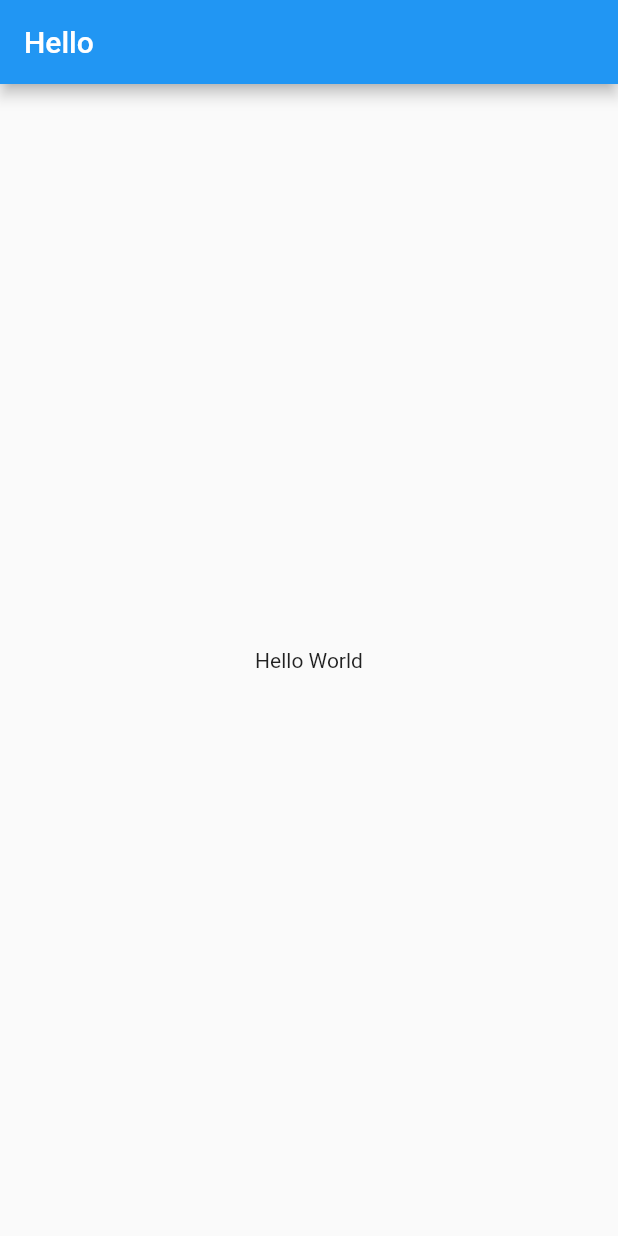
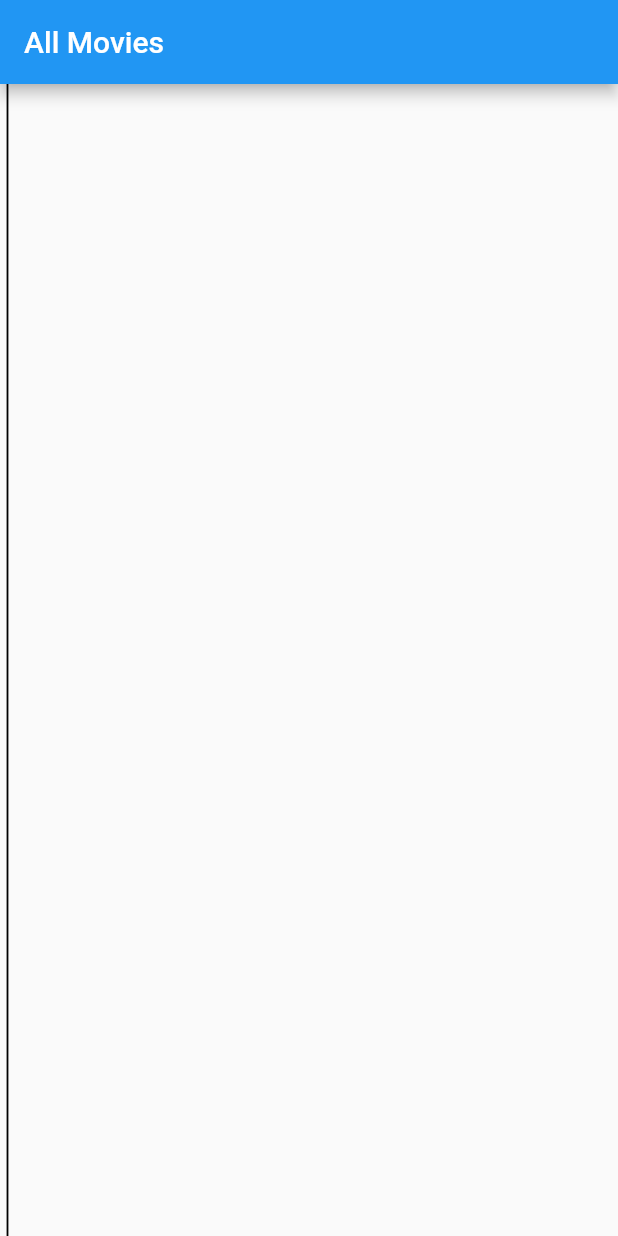
Before and after one commit to adsaurnab/helloworld, a Flutter app: the screen it shows after launch, on a phone screen of 412 x 824 dp. Run offline on Flutter 3.47's test engine with Material 2 defaults, Android fonts, the phone set to English and light mode, and no system bars.

Commit message:
allmovies

```diff
--- a/lib/main.dart
+++ b/lib/main.dart
@@ -1,4 +1,5 @@
 import 'package:flutter/material.dart';
+import 'package:helloworld/screens/allmovies.dart';
 
 void main() {
   runApp(const MyApp());
@@ -16,7 +17,9 @@ class MyApp extends StatelessWidget {
 
         primarySwatch: Colors.blue,
       ),
-      home:  MyHomePage(title: "hello",)
+      home:  AllMovies()
+
+      // MyHomePage(title: "hello",)
     );
   }
 }
--- /dev/null
+++ b/lib/model/ApiData.dart
@@ -0,0 +1,9 @@
+import 'package:flutter/material.dart';
+class ApiData{
+
+  Future<dynamic> getApiData()async{
+    return ["a","b"];
+
+  }
+
+}
--- /dev/null
+++ b/lib/screens/allmovies.dart
@@ -0,0 +1,76 @@
+import 'package:flutter/material.dart';
+import 'package:flutter/src/foundation/key.dart';
+import 'package:flutter/src/widgets/framework.dart';
+import 'package:helloworld/model/ApiData.dart';
+
+class AllMovies extends StatefulWidget {
+  const AllMovies({Key? key}) : super(key: key);
+
+  @override
+  State<AllMovies> createState() => _AllMoviesState();
+}
+
+class _AllMoviesState extends State<AllMovies> {
+  @override
+  Widget build(BuildContext context) {
+
+    return SafeArea(
+      child: Scaffold(
+        appBar: AppBar(
+          title: Text("All Movies"),
+        ),
+        body: Container(
+          child: Stack(
+            children: [
+
+                    VerticalDivider(
+                            color: Colors.black,
+                            width: 10,
+                            thickness: 1.2,
+                            // width: MediaQuery.of(context).size.height*.8,
+                            // height: MediaQuery.of(context).size.height*.8,
+                          ),
+
+                          // Container(
+                          //   child: FutureBuilder(
+                          //     future: ApiData().getApiData(),
+                          //     builder: (BuildContext context, AsyncSnapshot response) {
+                          //       if (response.data == null) {
+                          //         return Container(
+                          //           child: Center(child: CircularProgressIndicator()),
+                          //         );
+                          //       } else {
+                          //         return ListView(children: [
+                          //           Container(
+                          //               margin: EdgeInsets.symmetric(vertical: 10, horizontal: 20),
+                          //               child: ListView.builder(
+                          //                   shrinkWrap: true,
+                          //                   physics: ClampingScrollPhysics(),
+                          //                   itemCount: response.data.length,
+                          //                   itemBuilder: (BuildContext context, int index) {
+                          //                     return Container(
+
+                          //                     );
+
+
+                          //                   }
+                          //               )
+                          //           )
+                          //         ]
+
+                          //           );
+                          //       }
+                          //     }
+                          //   )
+                          // )
+
+
+            ]
+          ),
+        ),
+
+      ),
+    );
+
+  }
+}
```
Also changed, not shown: lib/screens/dashboard.dart (added, +47 -0 lines).
